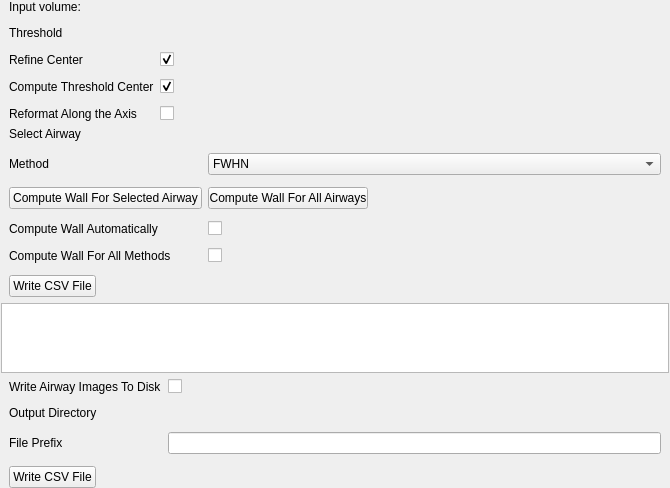
First picture: the form in Loadable/AirwayInspector/Resources/UI/qSlicerAirwayInspectorModuleWidget.ui, repository acil-bwh/SlicerCIP, before the edit.
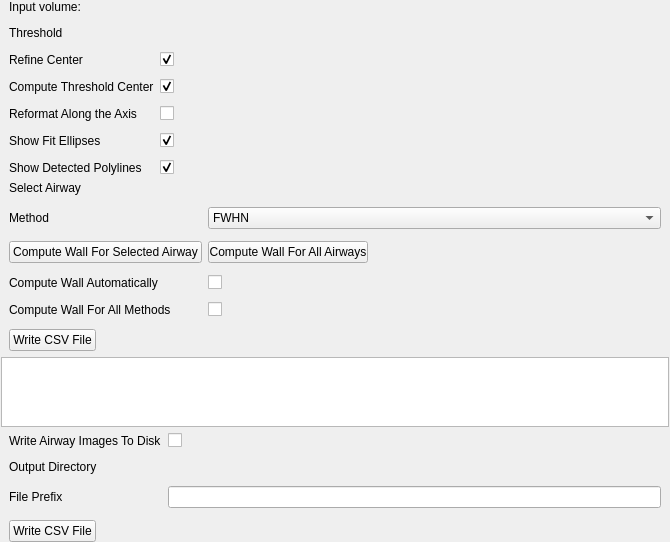
Second picture: the form after the edit. Custom widgets are drawn as their Qt base class.

Commit message: ENH: added Show ellipses and poly data checkboxes. Display them for selected node. Flip polydata

Diff of the .ui file:
```diff
--- a/Loadable/AirwayInspector/Resources/UI/qSlicerAirwayInspectorModuleWidget.ui
+++ b/Loadable/AirwayInspector/Resources/UI/qSlicerAirwayInspectorModuleWidget.ui
@@ -140,6 +140,43 @@
         </property>
        </widget>
       </item>
+
+      <item row="5" column="0">
+       <widget class="QLabel" name="label_25">
+        <property name="text">
+         <string>Show Fit Ellipses</string>
+        </property>
+       </widget>
+      </item>
+      <item row="5" column="1">
+       <widget class="QCheckBox" name="ShowEllipsesCheckBox">
+        <property name="text">
+         <string/>
+        </property>
+        <property name="checked">
+         <bool>true</bool>
+        </property>
+       </widget>
+      </item>
+
+      <item row="6" column="0">
+       <widget class="QLabel" name="label_26">
+        <property name="text">
+         <string>Show Detected Polylines</string>
+        </property>
+       </widget>
+      </item>
+      <item row="6" column="1">
+       <widget class="QCheckBox" name="ShowPolylineCheckBox">
+        <property name="text">
+         <string/>
+        </property>
+        <property name="checked">
+         <bool>true</bool>
+        </property>
+       </widget>
+      </item>
+
      </layout>
     </widget>
    </item>
```
The commit also changes 5 other files.
